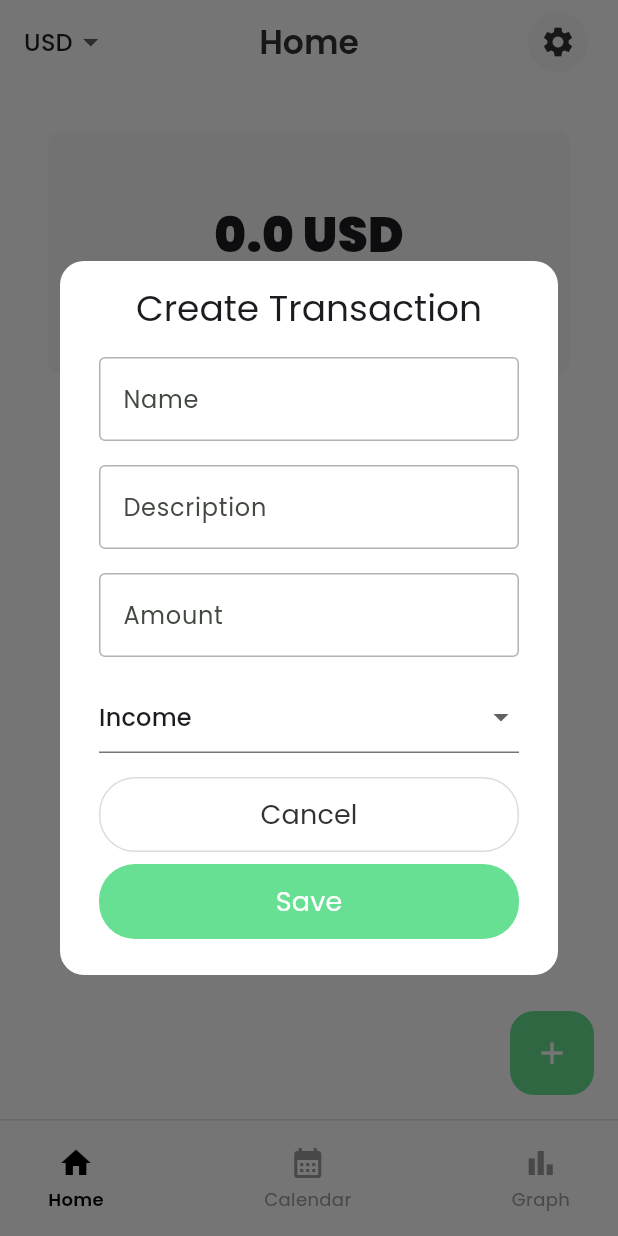
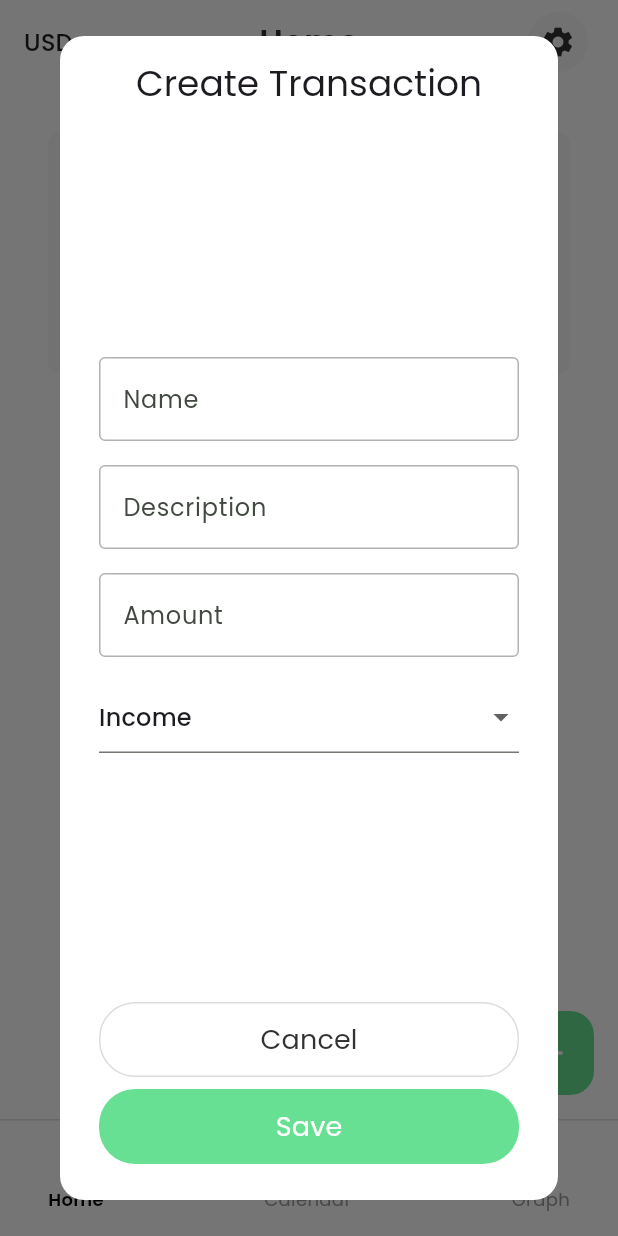
Before and after one commit to VMarkovicz/financial-management-app, a Flutter app: the HomeView screen opened by its route, after a tap on the "add" icon, on a phone screen of 412 x 824 dp. Run offline on Flutter 3.47's test engine with Material 3 defaults, Android fonts, the phone set to English and light mode, and no system bars; our stand-ins replace flutter_heatmap_calendar, get, google_fonts; missing offline and left inert: material_charts.

Commit message:
feat: correct balance calculation

```diff
--- a/lib/repositories/transactions_repository.dart
+++ b/lib/repositories/transactions_repository.dart
@@ -29,7 +29,9 @@ class TransactionsRepository {
         .getTodaysTransaction(date);
 
     double totalBalance = todayTransactions.fold(0.0, (sum, transaction) {
-      return sum + transaction.amount;
+      return transaction.type == TransactionType.income
+          ? sum + transaction.amount
+          : sum - transaction.amount;
     });
 
     return totalBalance;
--- a/lib/views/home/home_view.dart
+++ b/lib/views/home/home_view.dart
@@ -93,7 +93,9 @@ class _HomeViewState extends State<HomeView> {
           Modal.show(
             context: context,
             title: 'Create Transaction',
-            body: Column(
+            body: Center(
+              child: SingleChildScrollView(
+                child: Column(
                   mainAxisSize: MainAxisSize.min,
                   children: [
                     CustomTextField(
@@ -134,6 +136,8 @@ class _HomeViewState extends State<HomeView> {
                       },
                     ),
                   ],
+                ),
+              ),
             ),
             actions: [
               CustomButton(
--- a/lib/widgets/bar_chart.dart
+++ b/lib/widgets/bar_chart.dart
@@ -18,7 +18,7 @@ class BarChart extends StatelessWidget {
   Widget build(BuildContext context) {
     return MaterialBarChart(
       width: double.infinity,
-      height: 200,
+      height: 150,
       data:
           data
               .map(
```
Also changed, not shown: lib/views/authentication/register_view.dart (+16 -11 lines). Lines whose indentation alone changed are shown as unchanged.
